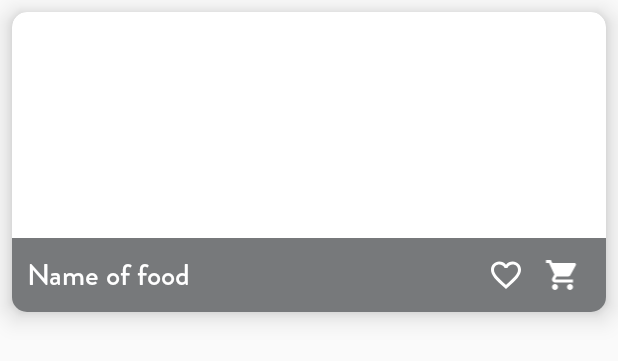
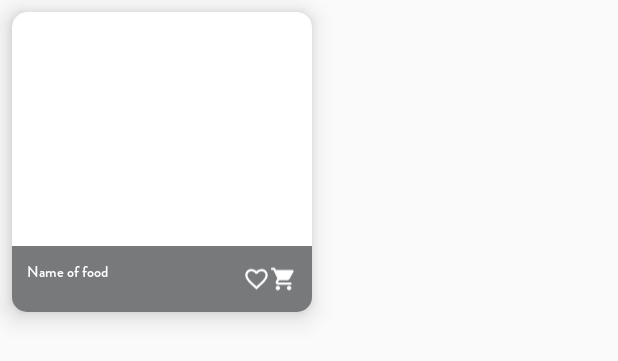
Before and after one commit to phamquanghungkma/Order_Food_App, an Android app: the layout layout_food_recommend_item.xml on its own in the app's theme, with its tools: preview values and no code run, on a phone screen of 412 x 824 dp. Shown: the top 361 px of the screen. Run offline under Robolectric (Android 15) with nearby library versions, the phone set to English and light mode, and no system bars.

Commit message:
fix size

```diff
--- a/app/src/main/res/layout/fragment_home_2.xml
+++ b/app/src/main/res/layout/fragment_home_2.xml
@@ -95,6 +95,8 @@
                 android:orientation="horizontal"
                 />
 
+
+
         </LinearLayout>
 
 
--- a/app/src/main/res/layout/layout_food_recommend_item.xml
+++ b/app/src/main/res/layout/layout_food_recommend_item.xml
@@ -2,7 +2,7 @@
 <androidx.cardview.widget.CardView
     xmlns:android="http://schemas.android.com/apk/res/android"
     xmlns:tools="http://schemas.android.com/tools"
-    android:layout_width="match_parent"
+    android:layout_width="200dp"
     android:layout_height="200dp"
     xmlns:app="http://schemas.android.com/apk/res-auto"
     android:layout_margin="8dp"
@@ -44,7 +44,7 @@
                     android:fontFamily="@font/brandon_medium"
                     android:text="Name of food"
                     android:textColor="@android:color/white"
-                    android:textSize="20sp"/>
+                    android:textSize="10sp"/>
 
             </LinearLayout>
 
```
